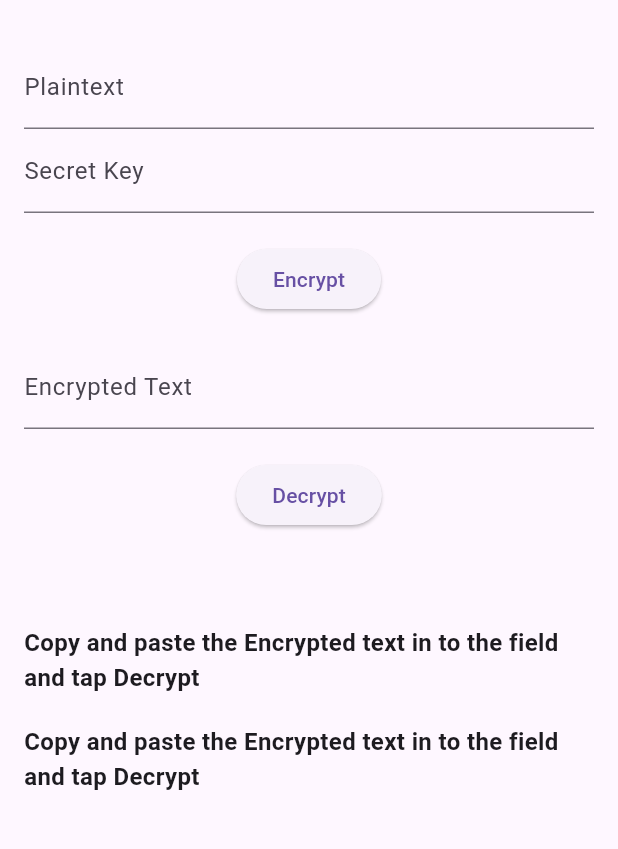
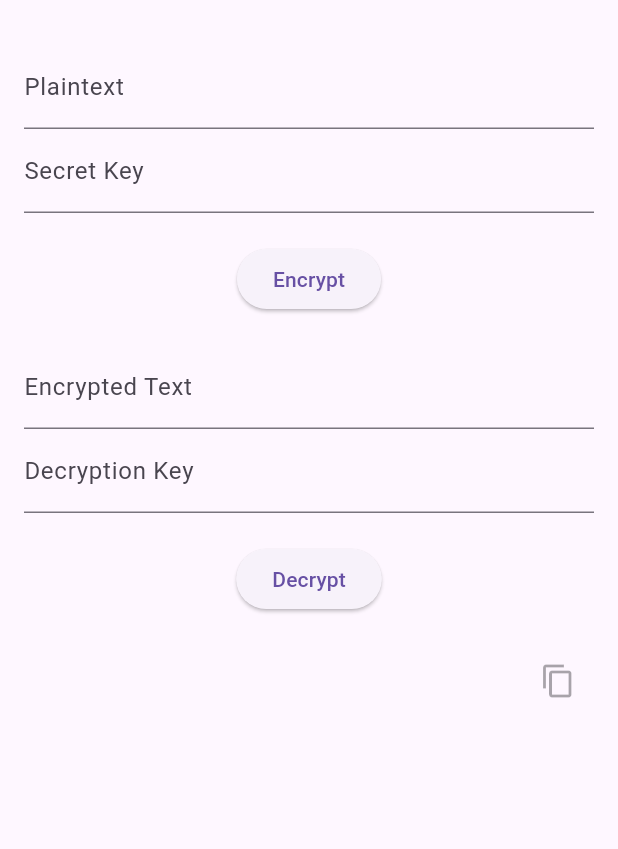
Before and after one commit to Jessetwo/encryption_project, a Flutter app: the screen it shows after launch, on a phone screen of 412 x 824 dp, the part 63-912 px from its top. Run offline on Flutter 3.47's test engine with Material 3 defaults, Android fonts, the phone set to English and light mode, and no system bars.

Commit message:
new commit

```diff
--- a/lib/home.dart
+++ b/lib/home.dart
@@ -1,22 +1,6 @@
-// lib/main.dart
-
 import 'package:flutter/material.dart';
+import 'package:flutter/services.dart';
 import 'encryption.dart';
-
-void main() {
-  runApp(MyApp());
-}
-
-class MyApp extends StatelessWidget {
-  @override
-  Widget build(BuildContext context) {
-    return MaterialApp(
-      title: 'Encryption & Decryption',
-      theme: ThemeData(primarySwatch: Colors.blue),
-      home: HomeScreen(),
-    );
-  }
-}
 
 class HomeScreen extends StatefulWidget {
   @override
@@ -28,7 +12,10 @@ class _HomeScreenState extends State<HomeScreen> {
   final TextEditingController _keyController = TextEditingController();
   final TextEditingController _encryptedTextController =
       TextEditingController();
+  final TextEditingController _decryptionKeyController =
+      TextEditingController();
   String _result = '';
+  String _decryptedText = '';
 
   void _encrypt() {
     String plaintext = _plaintextController.text;
@@ -42,22 +29,31 @@ class _HomeScreenState extends State<HomeScreen> {
     String encryptedText = Encryption.encrypt(plaintext, key);
     setState(() {
       _result = 'Encrypted Text: $encryptedText';
+      _encryptedTextController.text = encryptedText;
     });
   }
 
   void _decrypt() {
     String encryptedText = _encryptedTextController.text;
-    String key = _keyController.text;
+    String key = _decryptionKeyController.text;
     if (encryptedText.isEmpty || key.isEmpty) {
       setState(() {
-        _result = 'Please enter both encrypted text and key.';
+        _result = 'Please enter both encrypted text and decryption key.';
       });
       return;
     }
     String decryptedText = Encryption.decrypt(encryptedText, key);
     setState(() {
       _result = 'Decrypted Text: $decryptedText';
+      _decryptedText = decryptedText;
     });
+  }
+
+  void _copyDecryptedText() {
+    Clipboard.setData(ClipboardData(text: _decryptedText));
+    ScaffoldMessenger.of(context).showSnackBar(
+      SnackBar(content: Text('Decrypted text copied to clipboard')),
+    );
   }
 
   @override
@@ -86,24 +82,35 @@ class _HomeScreenState extends State<HomeScreen> {
               controller: _encryptedTextController,
               decoration: InputDecoration(labelText: 'Encrypted Text'),
             ),
+            TextField(
+              controller: _decryptionKeyController,
+              decoration: InputDecoration(labelText: 'Decryption Key'),
+            ),
             SizedBox(height: 20),
             ElevatedButton(
               onPressed: _decrypt,
               child: Text('Decrypt'),
             ),
             SizedBox(height: 20),
-            Text(
-              _result,
-              style: TextStyle(fontSize: 16, fontWeight: FontWeight.bold),
+            Row(
+              mainAxisAlignment: MainAxisAlignment.spaceBetween,
+              children: [
+                Expanded(
+                  child: Text(
+                    _decryptedText,
+                    style: TextStyle(fontSize: 16),
+                  ),
+                ),
+                IconButton(
+                  icon: Icon(Icons.copy),
+                  onPressed:
+                      _decryptedText.isNotEmpty ? _copyDecryptedText : null,
+                ),
+              ],
             ),
             SizedBox(height: 20),
             Text(
-              'Copy and paste the Encrypted text in to the field and tap Decrypt',
-              style: TextStyle(fontSize: 16, fontWeight: FontWeight.bold),
-            ),
-            SizedBox(height: 20),
-            Text(
-              'Copy and paste the Encrypted text in to the field and tap Decrypt',
+              _result,
               style: TextStyle(fontSize: 16, fontWeight: FontWeight.bold),
             ),
           ],
```
